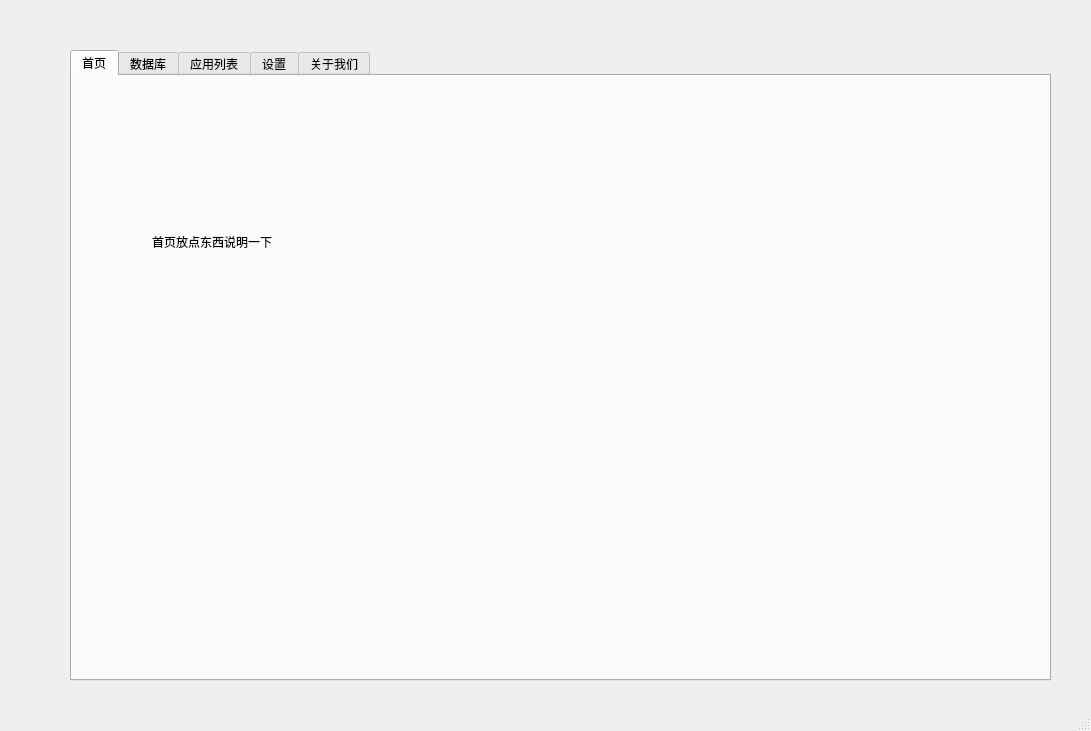
Above: ui/main.ui from wengshirui/pds before the change. Below: the same form after it.
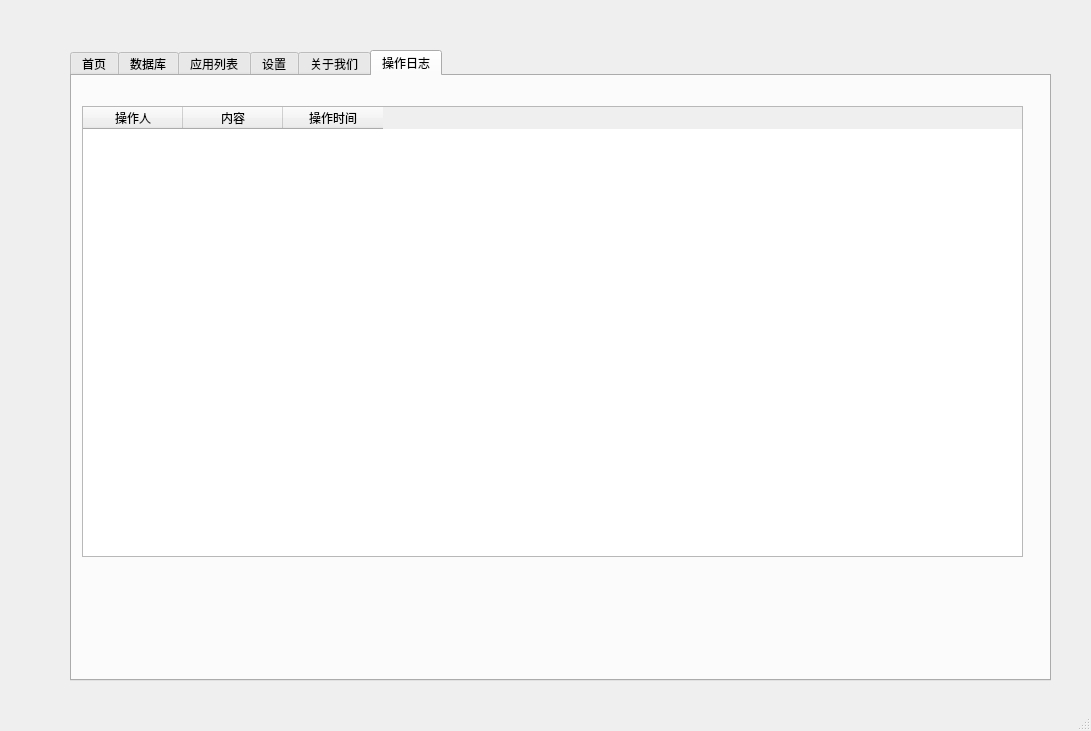
That is the form after the change.

Diff of the .ui file:
```diff
--- a/ui/main.ui
+++ b/ui/main.ui
@@ -29,7 +29,7 @@
      </rect>
     </property>
     <property name="currentIndex">
-     <number>0</number>
+     <number>5</number>
     </property>
     <widget class="QWidget" name="tab">
      <attribute name="title">
@@ -295,6 +295,36 @@
       </property>
      </widget>
     </widget>
+    <widget class="QWidget" name="tab_3">
+     <attribute name="title">
+      <string>操作日志</string>
+     </attribute>
+     <widget class="QTableWidget" name="tableWidget">
+      <property name="geometry">
+       <rect>
+        <x>10</x>
+        <y>30</y>
+        <width>941</width>
+        <height>451</height>
+       </rect>
+      </property>
+      <column>
+       <property name="text">
+        <string>操作人</string>
+       </property>
+      </column>
+      <column>
+       <property name="text">
+        <string>内容</string>
+       </property>
+      </column>
+      <column>
+       <property name="text">
+        <string>操作时间</string>
+       </property>
+      </column>
+     </widget>
+    </widget>
    </widget>
   </widget>
   <widget class="QStatusBar" name="statusbar"/>
```
